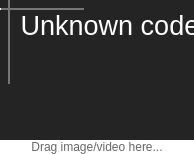
The window that mainwindow.ui (AskePit/Pork) describes before a commit, drawn with Qt 5.
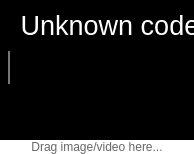
The same window after the commit. Custom widgets are drawn as their Qt base class.

Diff of the .ui file:
```diff
--- a/mainwindow.ui
+++ b/mainwindow.ui
@@ -116,32 +116,125 @@
          <number>0</number>
         </property>
         <item>
-         <widget class="QGraphicsView" name="videoView">
+         <widget class="QWidget" name="videoPane" native="true">
+          <property name="mouseTracking">
+           <bool>true</bool>
+          </property>
+          <property name="styleSheet">
+           <string notr="true">background-color:black;</string>
+          </property>
+          <layout class="QGridLayout" name="videoLayout">
+           <item row="0" column="1">
+            <spacer name="topMargin">
+             <property name="orientation">
+              <enum>Qt::Vertical</enum>
+             </property>
+             <property name="sizeHint" stdset="0">
+              <size>
+               <width>20</width>
+               <height>40</height>
+              </size>
+             </property>
+            </spacer>
+           </item>
+           <item row="1" column="0">
+            <spacer name="leftMargin">
+             <property name="orientation">
+              <enum>Qt::Horizontal</enum>
+             </property>
+             <property name="sizeHint" stdset="0">
+              <size>
+               <width>40</width>
+               <height>20</height>
+              </size>
+             </property>
+            </spacer>
+           </item>
+           <item row="1" column="2">
+            <spacer name="rightMargin">
+             <property name="orientation">
+              <enum>Qt::Horizontal</enum>
+             </property>
+             <property name="sizeHint" stdset="0">
+              <size>
+               <width>40</width>
+               <height>20</height>
+              </size>
+             </property>
+            </spacer>
+           </item>
+           <item row="1" column="1">
+            <widget class="VlcWidgetVideo" name="videoView" native="true">
           <property name="palette">
            <palette>
             <active>
+                <colorrole role="Button">
+                 <brush brushstyle="SolidPattern">
+                  <color alpha="255">
+                   <red>0</red>
+                   <green>0</green>
+                   <blue>0</blue>
+                  </color>
+                 </brush>
+                </colorrole>
              <colorrole role="Base">
               <brush brushstyle="SolidPattern">
                <color alpha="255">
-                <red>36</red>
-                <green>36</green>
-                <blue>36</blue>
+                   <red>0</red>
+                   <green>0</green>
+                   <blue>0</blue>
+                  </color>
+                 </brush>
+                </colorrole>
+                <colorrole role="Window">
+                 <brush brushstyle="SolidPattern">
+                  <color alpha="255">
+                   <red>0</red>
+                   <green>0</green>
+                   <blue>0</blue>
                </color>
               </brush>
              </colorrole>
             </active>
             <inactive>
+                <colorrole role="Button">
+                 <brush brushstyle="SolidPattern">
+                  <color alpha="255">
+                   <red>0</red>
+                   <green>0</green>
+                   <blue>0</blue>
+                  </color>
+                 </brush>
+                </colorrole>
              <colorrole role="Base">
               <brush brushstyle="SolidPattern">
                <color alpha="255">
-                <red>36</red>
-                <green>36</green>
-                <blue>36</blue>
+                   <red>0</red>
+                   <green>0</green>
+                   <blue>0</blue>
+                  </color>
+                 </brush>
+                </colorrole>
+                <colorrole role="Window">
+                 <brush brushstyle="SolidPattern">
+                  <color alpha="255">
+                   <red>0</red>
+                   <green>0</green>
+                   <blue>0</blue>
                </color>
               </brush>
              </colorrole>
             </inactive>
             <disabled>
+                <colorrole role="Button">
+                 <brush brushstyle="SolidPattern">
+                  <color alpha="255">
+                   <red>0</red>
+                   <green>0</green>
+                   <blue>0</blue>
+                  </color>
+                 </brush>
+                </colorrole>
              <colorrole role="Base">
               <brush brushstyle="SolidPattern">
                <color alpha="255">
@@ -151,6 +244,15 @@
                </color>
               </brush>
              </colorrole>
+                <colorrole role="Window">
+                 <brush brushstyle="SolidPattern">
+                  <color alpha="255">
+                   <red>0</red>
+                   <green>0</green>
+                   <blue>0</blue>
+                  </color>
+                 </brush>
+                </colorrole>
             </disabled>
            </palette>
           </property>
@@ -158,6 +260,37 @@
            <bool>true</bool>
           </property>
           <property name="styleSheet">
+              <string notr="true"/>
+             </property>
+            </widget>
+           </item>
+           <item row="2" column="1">
+            <spacer name="bottomMargin">
+             <property name="orientation">
+              <enum>Qt::Vertical</enum>
+             </property>
+             <property name="sizeHint" stdset="0">
+              <size>
+               <width>20</width>
+               <height>40</height>
+              </size>
+             </property>
+            </spacer>
+           </item>
+          </layout>
+          <widget class="QSlider" name="progressSlider">
+           <property name="geometry">
+            <rect>
+             <x>0</x>
+             <y>0</y>
+             <width>84</width>
+             <height>19</height>
+            </rect>
+           </property>
+           <property name="focusPolicy">
+            <enum>Qt::NoFocus</enum>
+           </property>
+           <property name="styleSheet">
            <string notr="true">QSlider::groove:horizontal {
 background: #eee;
 height: 2px;
@@ -168,16 +301,6 @@
 height: 4px;
 }
 
-QSlider::groove:vertical {
-background: #eee;
-width: 2px;
-}
-
-QSlider::groove:vertical:hover {
-background: #eee;
-width:4px;
-}
-
 QSlider::sub-page:horizontal {
 background: white;
 height: 2px;
@@ -188,35 +311,10 @@
 height: 2px;
 }
 
-QSlider::sub-page:vertical {
-background: #777;
-width: 2px;
-}
-
-QSlider::add-page:vertical {
-background: white;
-width: 2px;
-}
-
 QSlider::handle {
 width: 0px;
 height: 0px;
 }</string>
-          </property>
-          <property name="frameShape">
-           <enum>QFrame::NoFrame</enum>
-          </property>
-          <widget class="QSlider" name="progressSlider">
-           <property name="geometry">
-            <rect>
-             <x>0</x>
-             <y>0</y>
-             <width>84</width>
-             <height>19</height>
-            </rect>
-           </property>
-           <property name="focusPolicy">
-            <enum>Qt::NoFocus</enum>
            </property>
            <property name="orientation">
             <enum>Qt::Horizontal</enum>
@@ -234,6 +332,32 @@
            <property name="focusPolicy">
             <enum>Qt::NoFocus</enum>
            </property>
+           <property name="styleSheet">
+            <string notr="true">QSlider::groove:vertical {
+background: #eee;
+width: 2px;
+}
+
+QSlider::groove:vertical:hover {
+background: #eee;
+width:4px;
+}
+
+QSlider::sub-page:vertical {
+background: #777;
+width: 2px;
+}
+
+QSlider::add-page:vertical {
+background: white;
+width: 2px;
+}
+
+QSlider::handle {
+width: 0px;
+height: 0px;
+}</string>
+           </property>
            <property name="orientation">
             <enum>Qt::Vertical</enum>
            </property>
@@ -284,6 +408,14 @@
   </widget>
  </widget>
  <layoutdefault spacing="6" margin="11"/>
+ <customwidgets>
+  <customwidget>
+   <class>VlcWidgetVideo</class>
+   <extends>QWidget</extends>
+   <header location="global">VLCQtWidgets/WidgetVideo.h</header>
+   <container>1</container>
+  </customwidget>
+ </customwidgets>
  <resources/>
  <connections/>
 </ui>
```
Left out of the diff: 2 changed lines with no effect on the pictures. Lines whose indentation alone changed are shown as unchanged.
